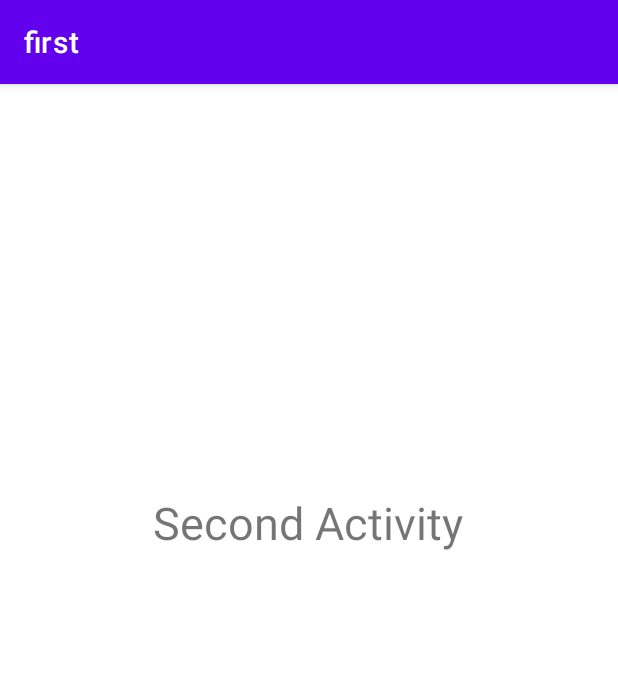
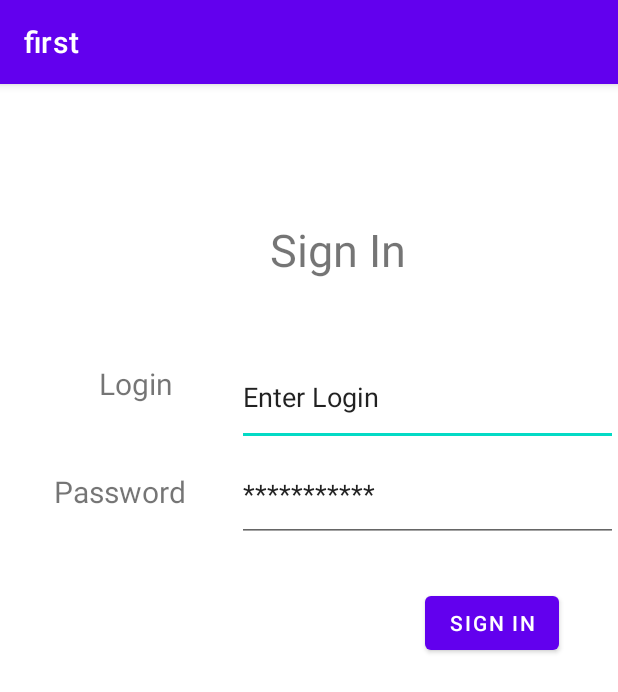
Before and after one commit to YulbirdinI/2project, an Android app: the SecondActivity screen opened directly, with no data from a screen before it, on a phone screen of 412 x 824 dp. Shown: the top 692 px of the screen. Run offline under Robolectric (Android 15) with nearby library versions, the phone set to English and light mode, and no system bars.

Commit message:
Initialize project

```diff
--- a/app/src/main/res/layout/activity_second.xml
+++ b/app/src/main/res/layout/activity_second.xml
@@ -7,14 +7,69 @@
     tools:context=".SecondActivity">
 
     <TextView
+        android:id="@+id/textView5"
+        android:layout_width="109dp"
+        android:layout_height="45dp"
+        android:layout_marginStart="36dp"
+        android:layout_marginTop="32dp"
+        android:text="Password"
+        android:textSize="20dp"
+        app:layout_constraintStart_toStartOf="parent"
+        app:layout_constraintTop_toBottomOf="@+id/textView4"></TextView>
+
+    <TextView
         android:id="@+id/textView"
-        android:layout_width="wrap_content"
-        android:layout_height="wrap_content"
-        android:layout_marginTop="272dp"
-        android:text="Second Activity"
+        android:layout_width="151dp"
+        android:layout_height="46dp"
+        android:layout_marginStart="180dp"
+        android:layout_marginTop="90dp"
+        android:text="Sign In"
         android:textSize="30dp"
-        app:layout_constraintEnd_toEndOf="parent"
-        app:layout_constraintHorizontal_bias="0.497"
         app:layout_constraintStart_toStartOf="parent"
         app:layout_constraintTop_toTopOf="parent" />
+
+
+    <EditText
+        android:id="@+id/editText2"
+        android:layout_width="254dp"
+        android:layout_height="65dp"
+        android:layout_marginTop="40dp"
+        android:text="Enter Login"
+        app:layout_constraintStart_toStartOf="@+id/editText"
+        app:layout_constraintTop_toBottomOf="@+id/textView"></EditText>
+
+    <EditText
+        android:id="@+id/editText"
+        android:layout_width="254dp"
+        android:layout_height="64dp"
+        android:text="***********"
+        app:layout_constraintBottom_toBottomOf="parent"
+        app:layout_constraintEnd_toEndOf="parent"
+        app:layout_constraintTop_toBottomOf="@+id/editText2"
+        app:layout_constraintVertical_bias="0.0"></EditText>
+
+    <TextView
+        android:id="@+id/textView4"
+        android:layout_width="76dp"
+        android:layout_height="40dp"
+        android:layout_marginStart="30dp"
+        android:layout_marginTop="50dp"
+        android:text="Login"
+        android:textSize="20dp"
+        app:layout_constraintStart_toStartOf="@+id/textView5"
+        app:layout_constraintTop_toBottomOf="@+id/textView"></TextView>
+
+    <Button
+        android:id="@+id/button"
+        android:layout_width="wrap_content"
+
+        android:layout_height="wrap_content"
+        android:layout_marginTop="30dp"
+        android:text="sign in"
+        app:iconTint="#FFFFFF"
+        app:layout_constraintEnd_toEndOf="parent"
+        app:layout_constraintHorizontal_bias="0.878"
+        app:layout_constraintStart_toStartOf="parent"
+        app:layout_constraintTop_toBottomOf="@+id/editText"></Button>
+
 </androidx.constraintlayout.widget.ConstraintLayout>
```
Also changed, not shown: app/src/main/res/layout/activity_main.xml (+26 -2 lines), app/src/main/res/drawable/_682bf5s_960.jpg (added).
